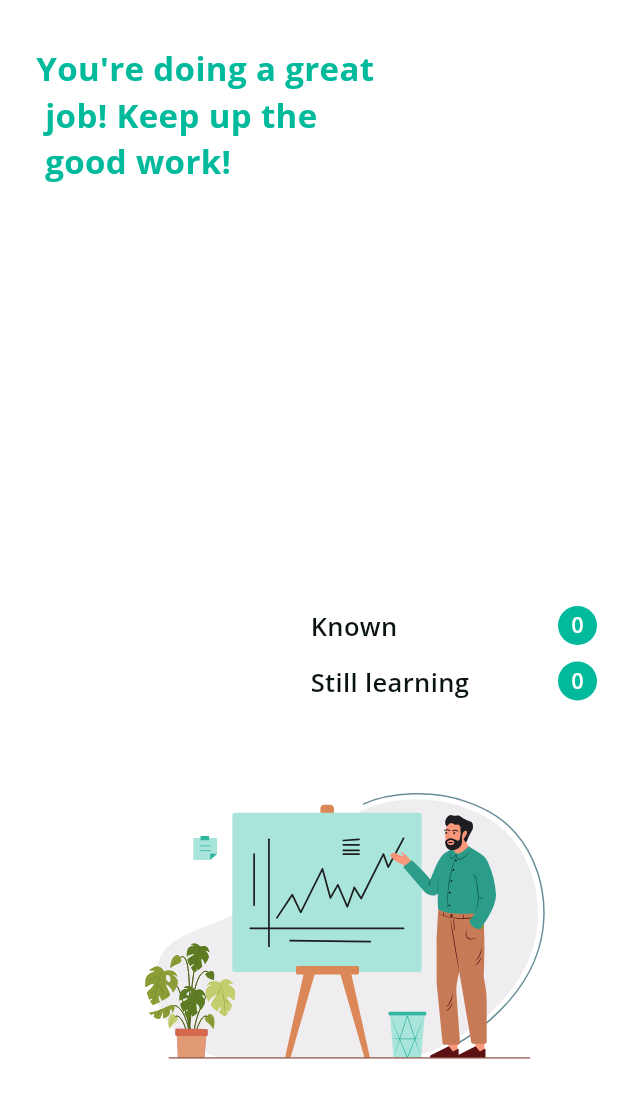
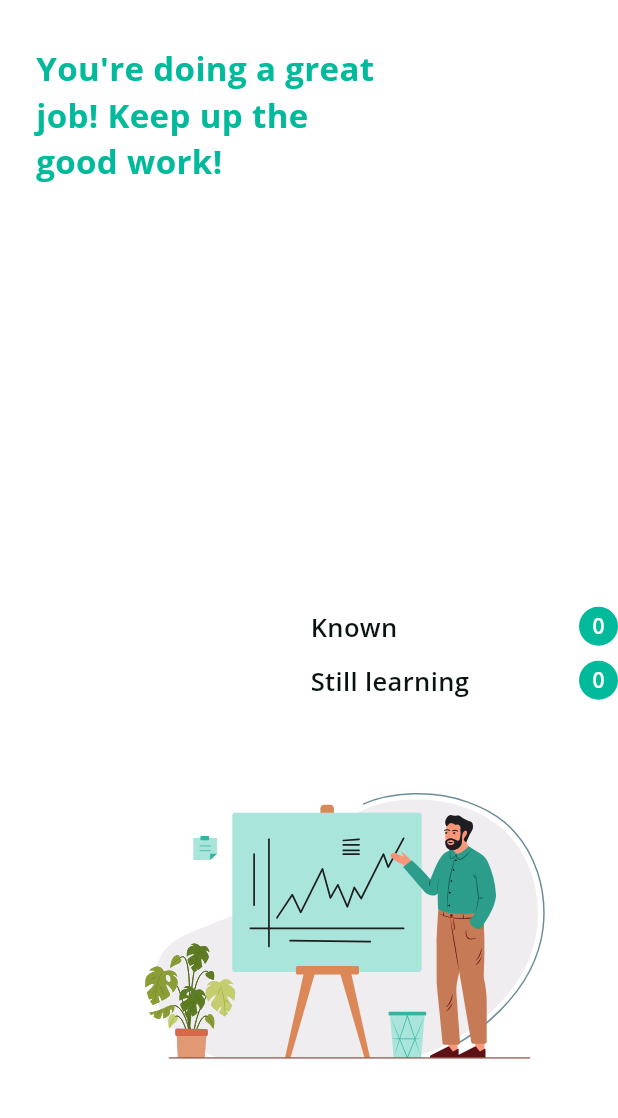
Before and after one commit to Dmitriy1205/flashcards, a Flutter app: the FinishLearningScreen screen opened directly with empty values, on a phone screen of 412 x 824 dp, the part 84-1202 px from its top. Run offline on Flutter 3.47's test engine with Material 3 defaults, Android fonts, the phone set to English and light mode, and no system bars; our stand-ins replace bloc, cached_network_image, cloud_firestore, file_picker, firebase_auth, firebase_core and 15 more; missing offline and left inert: adaptive_action_sheet, dialog_alert, excel, flutter_quill, open_file_plus; accounts and stored records are empty; generated files the repository leaves out were written again; statements that could not run were skipped.

Commit message:
feedback 6 some changes except 1

```diff
--- a/lib/l10n/app_de.arb
+++ b/lib/l10n/app_de.arb
@@ -51,7 +51,7 @@
   "deleteSelectedCards": "Sind Sie sicher, dass Sie ausgewählte Karten löschen möchten?",
   "delete": "Löschen",
   "success": "Erfolg",
-  "greatJob": "Sie machen einen großartigen \n Job! Mach weiter so!",
+  "greatJob": "Sie machen einen großartigen \nJob! Mach weiter so!",
   "saved": "Gespeichert",
   "noFileAttachedToCollection": "Keine Datei an die Sammlung angehängt",
   "downloadingStarted": "Herunterladen gestartet",
--- a/lib/l10n/app_en.arb
+++ b/lib/l10n/app_en.arb
@@ -51,7 +51,7 @@
   "deleteSelectedCards": "Are you sure that you want to delete selected cards?",
   "delete": "Delete",
   "success": "Success",
-  "greatJob": "You're doing a great \n job! Keep up the \n good work!",
+  "greatJob": "You're doing a great \njob! Keep up the \ngood work!",
   "saved": "Saved",
   "noFileAttachedToCollection": "No file attached to collection",
   "downloadingStarted": "Downloading started",
--- a/lib/l10n/app_fr.arb
+++ b/lib/l10n/app_fr.arb
@@ -51,7 +51,7 @@
   "deleteSelectedCards": "Êtes-vous sûr de vouloir supprimer les cartes sélectionnées ?",
   "delete": "Supprimer",
   "success": "Succès",
-  "greatJob": "Vous faites un excellent \n travail ! Continuez comme ça !",
+  "greatJob": "Vous faites un excellent \ntravail ! Continuez comme ça !",
   "saved": "Enregistré",
   "noFileAttachedToCollection": "Aucun fichier attaché à la collection",
   "downloadingStarted": "Téléchargement commencé",
--- a/lib/l10n/app_it.arb
+++ b/lib/l10n/app_it.arb
@@ -51,7 +51,7 @@
   "deleteSelectedCards": "Sei sicuro di voler eliminare le carte selezionate?",
   "delete": "Elimina",
   "success": "Successo",
-  "greatJob": "Stai facendo un ottimo \n lavoro! Continua così!",
+  "greatJob": "Stai facendo un ottimo \nlavoro! Continua così!",
   "saved": "Salvato",
   "noFileAttachedToCollection": "Nessun file allegato alla collezione",
   "downloadingStarted": "Download avviato",
--- a/lib/presentation/screens/mobile_screens/lists_screen/learning_mode/finish_learn_screen.dart
+++ b/lib/presentation/screens/mobile_screens/lists_screen/learning_mode/finish_learn_screen.dart
@@ -83,23 +83,26 @@ class _FinishLearningScreenState extends State<FinishLearningScreen> {
                         segmentGap: 2),
                   ),
                 ),
-                SizedBox(
-                  width: 191,
-                  height: 63,
+                Expanded(
+                  child: IntrinsicHeight(
                     child: Column(
                       crossAxisAlignment: CrossAxisAlignment.start,
                       children: [
                         Row(
                           children: [
-                          Text(
+                            Expanded(
+                              child: Text(
                                 AppLocalizations.of(context)!.known,
+                                maxLines: 2,
+                                overflow: TextOverflow.ellipsis,
                                 style: AppTheme.themeData.textTheme.headlineLarge!
                                     .copyWith(
                                   fontSize: 17,
                                   fontWeight: FontWeight.w600,
                                 ),
                               ),
-                          Spacer(),
+                            ),
+                            SizedBox(width: 10,),
                             Container(
                                 height: 26,
                                 width: 26,
@@ -117,18 +120,22 @@ class _FinishLearningScreenState extends State<FinishLearningScreen> {
                                         ))))
                           ],
                         ),
-                      Spacer(),
+                        SizedBox(height: 10,),
                         Row(
                           children: [
-                          Text(
+                            Expanded(
+                              child: Text(
                                 AppLocalizations.of(context)!.stillLearning,
+                                maxLines: 2,
+                                overflow: TextOverflow.ellipsis,
                                 style: AppTheme.themeData.textTheme.headlineLarge!
                                     .copyWith(
                                   fontSize: 17,
                                   fontWeight: FontWeight.w600,
                                 ),
                               ),
-                          Spacer(),
+                            ),
+                            SizedBox(width: 10,),
                             Container(
                                 height: 26,
                                 width: 26,
@@ -147,6 +154,7 @@ class _FinishLearningScreenState extends State<FinishLearningScreen> {
                           ],
                         ),
                       ],
+                    ),
                   ),
                 )
               ],
```
Also changed, not shown: lib/presentation/screens/mobile_screens/lists_screen/learning_mode/learn_cards.dart (+77 -33 lines). Lines whose indentation alone changed are shown as unchanged.
